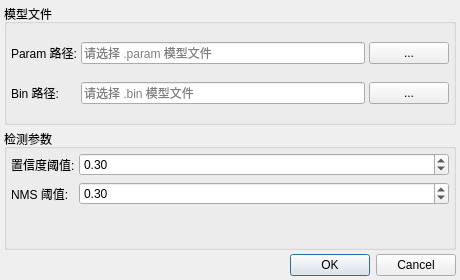
Qt form ui/DetectionSettingsDialog.ui (choushunn/ArmSightStitch) before a commit.
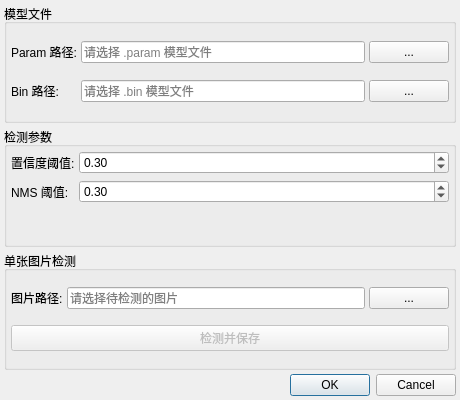
The same form after that commit.

Commit message:
feat(ui): add single image detection feature to settings dialog
1. 新增单张图片检测功能到检测设置对话框，包括图片选择路径和检测保存按钮
2. 调整对话框UI尺寸，添加单图片检测分组布局
3. 为DetectionSettingsDialog新增检测器指针成员，传递主程序检测器实例
4. 优化表格控件样式，移除默认背景色高亮，添加网格线和无边距样式
5. 更新终止进程的bash命令，新增PowerShell版本的进程终止命令

```diff
--- a/ui/DetectionSettingsDialog.ui
+++ b/ui/DetectionSettingsDialog.ui
@@ -7,7 +7,7 @@
     <x>0</x>
     <y>0</y>
     <width>460</width>
-    <height>280</height>
+    <height>400</height>
    </rect>
   </property>
   <property name="windowTitle">
@@ -177,6 +177,68 @@
      </layout>
     </widget>
    </item>
+   <item>
+    <widget class="QGroupBox" name="singleImageGroup">
+     <property name="title">
+      <string>单张图片检测</string>
+     </property>
+     <layout class="QVBoxLayout" name="singleImageLayout">
+      <property name="spacing">
+       <number>4</number>
+      </property>
+      <property name="leftMargin">
+       <number>4</number>
+      </property>
+      <property name="topMargin">
+       <number>4</number>
+      </property>
+      <property name="rightMargin">
+       <number>4</number>
+      </property>
+      <property name="bottomMargin">
+       <number>4</number>
+      </property>
+      <item>
+       <layout class="QHBoxLayout" name="imagePathLayout">
+        <item>
+         <widget class="QLabel" name="labelImage">
+          <property name="text">
+           <string>图片路径:</string>
+          </property>
+         </widget>
+        </item>
+        <item>
+         <widget class="QLineEdit" name="imagePathEdit">
+          <property name="placeholderText">
+           <string>请选择待检测的图片</string>
+          </property>
+         </widget>
+        </item>
+        <item>
+         <widget class="QPushButton" name="browseImageButton">
+          <property name="text">
+           <string>...</string>
+          </property>
+          <property name="maximumWidth">
+           <number>36</number>
+          </property>
+         </widget>
+        </item>
+       </layout>
+      </item>
+      <item>
+       <widget class="QPushButton" name="detectAndSaveButton">
+        <property name="text">
+         <string>检测并保存</string>
+        </property>
+        <property name="enabled">
+         <bool>false</bool>
+        </property>
+       </widget>
+      </item>
+     </layout>
+    </widget>
+   </item>
    <item>
     <widget class="QDialogButtonBox" name="buttonBox">
      <property name="standardButtons">
```
The commit also changes 4 other files.
